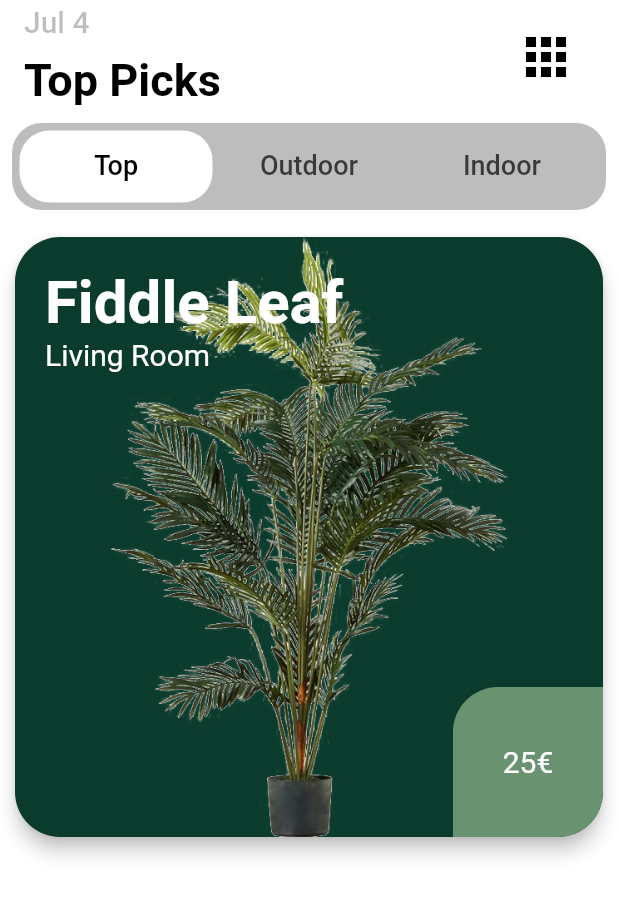
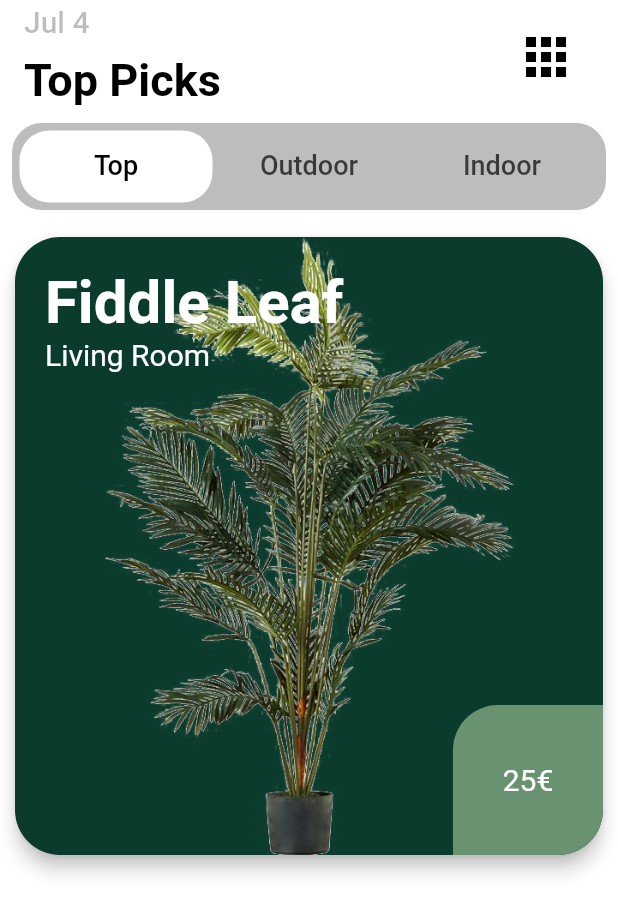
Before and after one commit to AlexSavinien/test_flutter_mpp, a Flutter app: the screen it shows after launch, on a phone screen of 412 x 824 dp. Shown: the top 914 px of the screen. Run offline on Flutter 3.47's test engine with Material 2 defaults, Android fonts, the phone set to English and light mode, and no system bars; our stand-ins replace tab_indicator_styler; Roboto replaces fonts that are missing (Philosopher).

Commit message:
MediaQuery for large widget

```diff
--- a/lib/widgets/product_detail_tab_bar.dart
+++ b/lib/widgets/product_detail_tab_bar.dart
@@ -67,7 +67,7 @@ class _ProductTabBarState extends State<ProductDetailTabBar>
   @override
   Widget build(BuildContext context) {
     return Container(
-      height: 400,
+      height: MediaQuery.of(context).size.height / 2,
       child: Scaffold(
         backgroundColor: Colors.white,
 
--- a/lib/widgets/products_list.dart
+++ b/lib/widgets/products_list.dart
@@ -30,7 +30,7 @@ class ProductsList extends StatelessWidget {
         /// General Container with Size and elevation
         child: Container(
           margin: EdgeInsets.all(10),
-          height: 400,
+          height: MediaQuery.of(context).size.height / 2,
           child: Material(
             color: Theme.of(context).colorScheme.primary,
             elevation: 5,
@@ -80,7 +80,8 @@ class ProductsList extends StatelessWidget {
                 Positioned(
                   bottom: 0,
                   right: 0,
-                  child: Container(
+                  child: LayoutBuilder(
+                    builder: (context, constraints) => Container(
                       height: 100,
                       width: 100,
                       decoration: BoxDecoration(
@@ -101,6 +102,7 @@ class ProductsList extends StatelessWidget {
                       ),
                     ),
                   ),
+                ),
               ],
             ),
           ),
```
Lines whose indentation alone changed are shown as unchanged.
